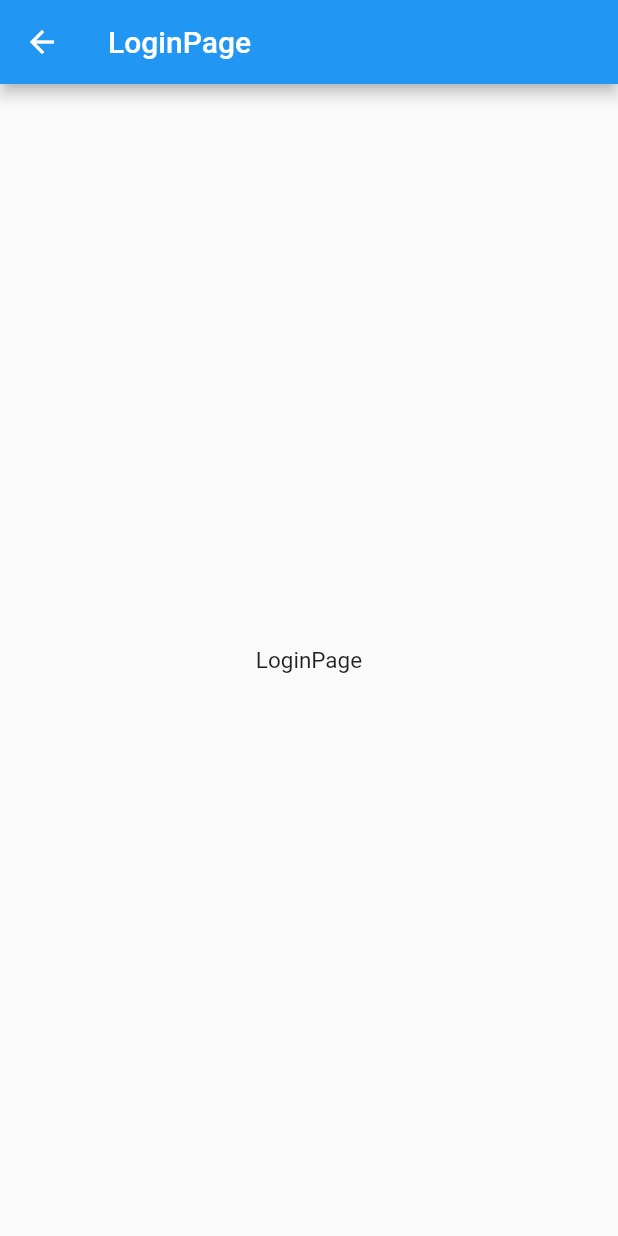
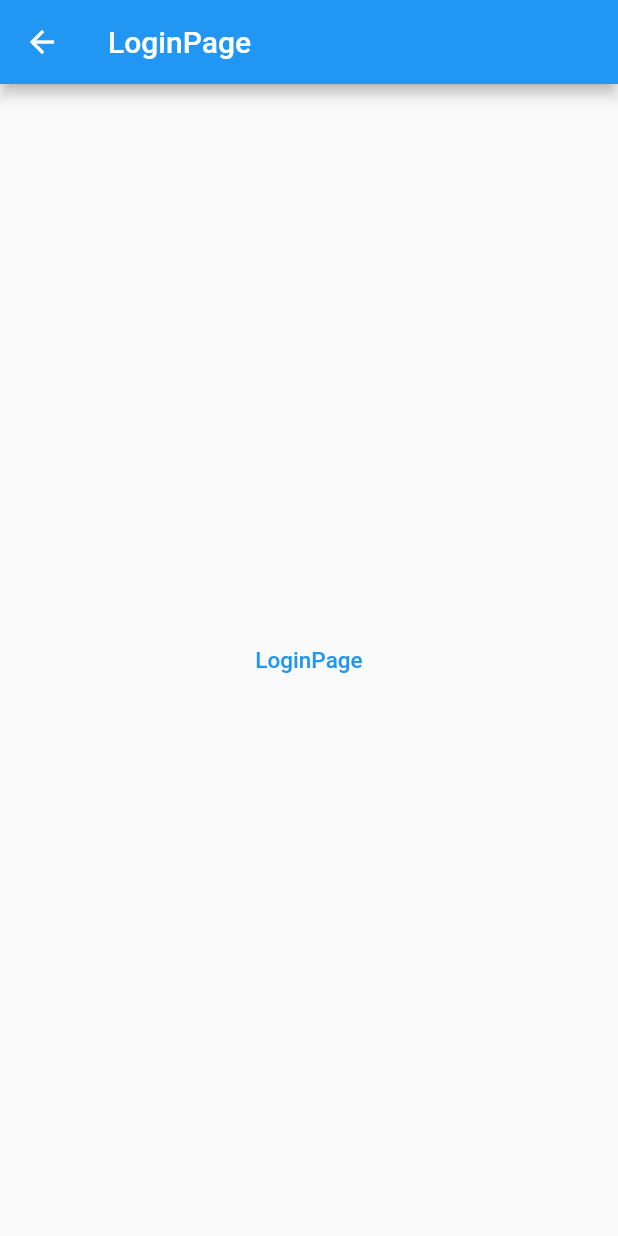
Before and after one commit to abab326/flutter_app, a Flutter app: the LoginPage screen opened directly, on a phone screen of 412 x 824 dp. Run offline on Flutter 3.47's test engine with Material 2 defaults, Android fonts, the phone set to English and light mode, and no system bars; our stand-ins replace connectivity, dio, fluro; statements that could not run were skipped.

Commit message:
flutter app 基础框架封装 1、多语言切换

```diff
--- a/lib/pages/hone_page.dart
+++ b/lib/pages/hone_page.dart
@@ -11,6 +11,7 @@ class HomePage extends StatefulWidget {
 }
 
 class _HomePageState extends State<HomePage> {
+
   @override
   Widget build(BuildContext context) {
     return Scaffold(
--- a/lib/pages/login_page.dart
+++ b/lib/pages/login_page.dart
@@ -1,4 +1,6 @@
 import 'package:flutter/material.dart';
+import 'package:flutter_app/providers/LocaleState.dart';
+import 'package:provider/provider.dart';
 
 class LoginPage extends StatefulWidget {
   @override
@@ -9,13 +11,19 @@ class LoginPage extends StatefulWidget {
 
 class _LoginPageState extends State<LoginPage> {
   @override
+  void initState() {
+    super.initState();
+
+  }
+  @override
   Widget build(BuildContext context) {
     return Scaffold(
       appBar: AppBar(
         title: Text("LoginPage"),
       ),
       body: Center(
-        child: Text("LoginPage"),
+        child: TextButton(onPressed: ()=>Provider.of<LocaleState>(context,listen: false).update(Locale("en")),
+            child: Text("LoginPage")),
       ),
     );
   }
```
